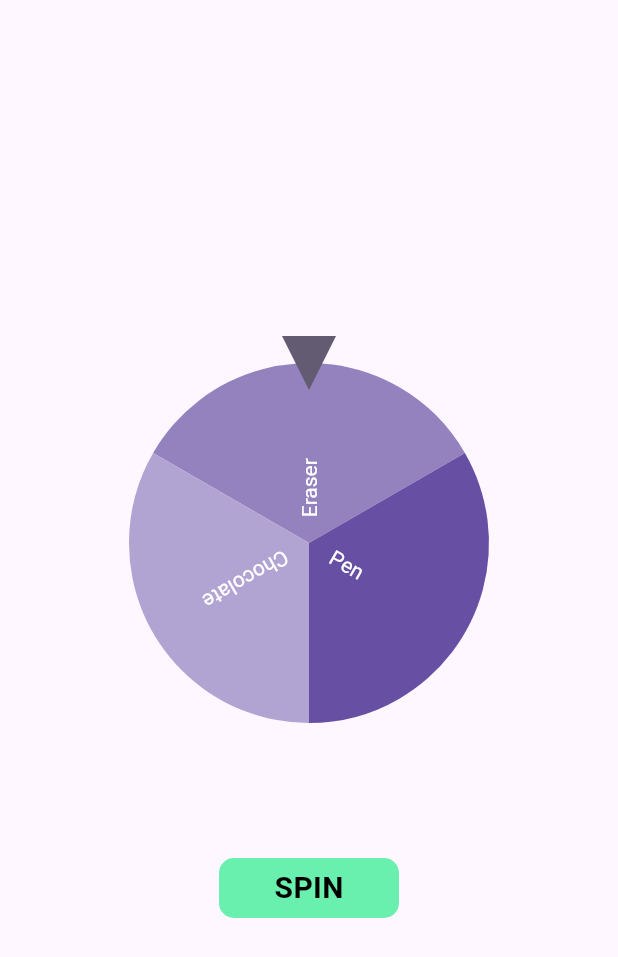
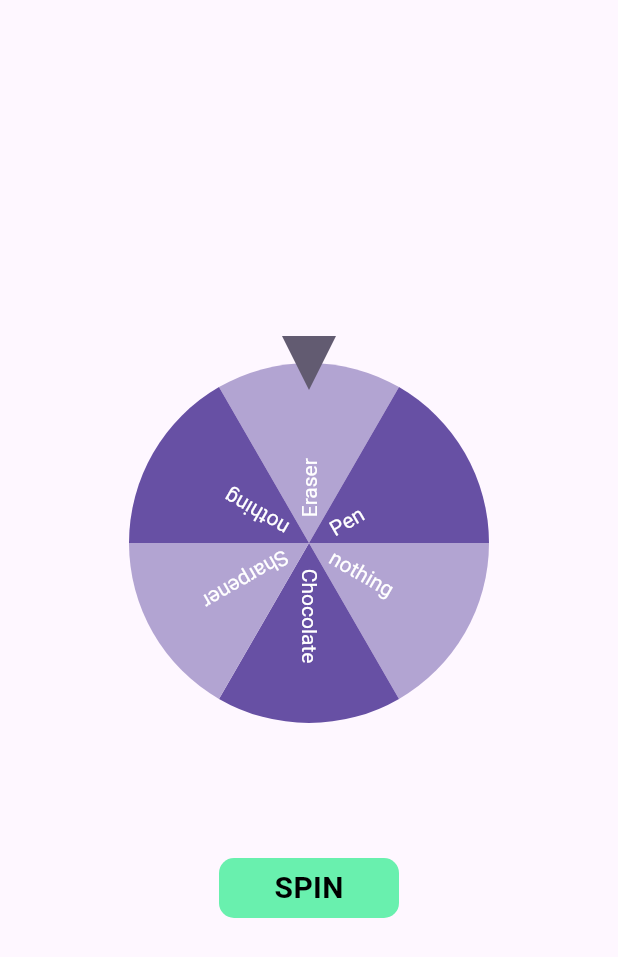
Before and after one commit to Himal-Thapa1/project_tyche, a Flutter app: the screen it shows after launch, on a phone screen of 412 x 824 dp. Shown: the top 957 px of the screen. Run offline on Flutter 3.47's test engine with Material 3 defaults, Android fonts, the phone set to English and light mode, and no system bars; drawn by our look-alikes of flutter_fortune_wheel; our stand-ins replace assets_audio_player, lottie, rxdart.

Commit message:
did minor upgrades to speed and also added the prompt if you won nothing at all...

```diff
--- a/lib/main.dart
+++ b/lib/main.dart
@@ -61,11 +61,11 @@ import 'package:lottie/lottie.dart';
 import 'package:project_tyche/spinwheelscreen.dart';
 
 void main() {
-  runApp(MyApp());
+  runApp(const MyApp());
 }
 
 class MyApp extends StatelessWidget {
-  const MyApp({Key? key}) : super(key: key);
+  const MyApp({super.key});
 
   @override
   Widget build(BuildContext context) {
@@ -74,17 +74,17 @@ class MyApp extends StatelessWidget {
       theme: ThemeData(
         primarySwatch: Colors.green,
       ),
-      home: SplashScreen(),
+      home: const SplashScreen(),
     );
   }
 }
 
 class SplashScreen extends StatelessWidget {
-  const SplashScreen({Key? key}) : super(key: key);
+  const SplashScreen({super.key});
 
   @override
   Widget build(BuildContext context) {
-    Future.delayed(const Duration(seconds: 2), () {
+    Future.delayed(const Duration(seconds: 3), () {
       Navigator.of(context).pushReplacement(
         MaterialPageRoute(builder: (context) => const SpinWheel()),
       );
--- a/lib/spinwheelscreen.dart
+++ b/lib/spinwheelscreen.dart
@@ -13,7 +13,7 @@ class SpinWheel extends StatefulWidget {
 class _SpinWheelState extends State<SpinWheel> {
   final selected = BehaviorSubject<int>();
   final assetAudioPlayer = AssetsAudioPlayer(); // Create AssetAudioPlayer instance
-  List<String> items = ["Eraser", "Pen", "Chocolate"];
+  List<String> items = ["Eraser", "Pen", "nothing", "Chocolate", "Sharpener", "nothing"];
 
   @override
   void dispose() {
@@ -43,15 +43,13 @@ class _SpinWheelState extends State<SpinWheel> {
                   String winItem = items[selected.value];
                   assetAudioPlayer.open(
                     Audio('assets/sounds/yay.mp3'),
-                    // autoStart: true,
-                    // showNotification: true,
                   );
                   showDialog(
                     context: context,
                     builder: (BuildContext context) {
                       return AlertDialog(
-                        title: const Text('You Won!'),
-                        content: Text('Congratulations! You won a $winItem.'),
+                        title: Text(winItem == "nothing" ? "Better Luck Next Time" : "Congratulations!"),
+                        content: Text(winItem == "nothing" ? "You won nothing." : "You won $winItem."),
                         actions: [
                           TextButton(
                             onPressed: () {
```
